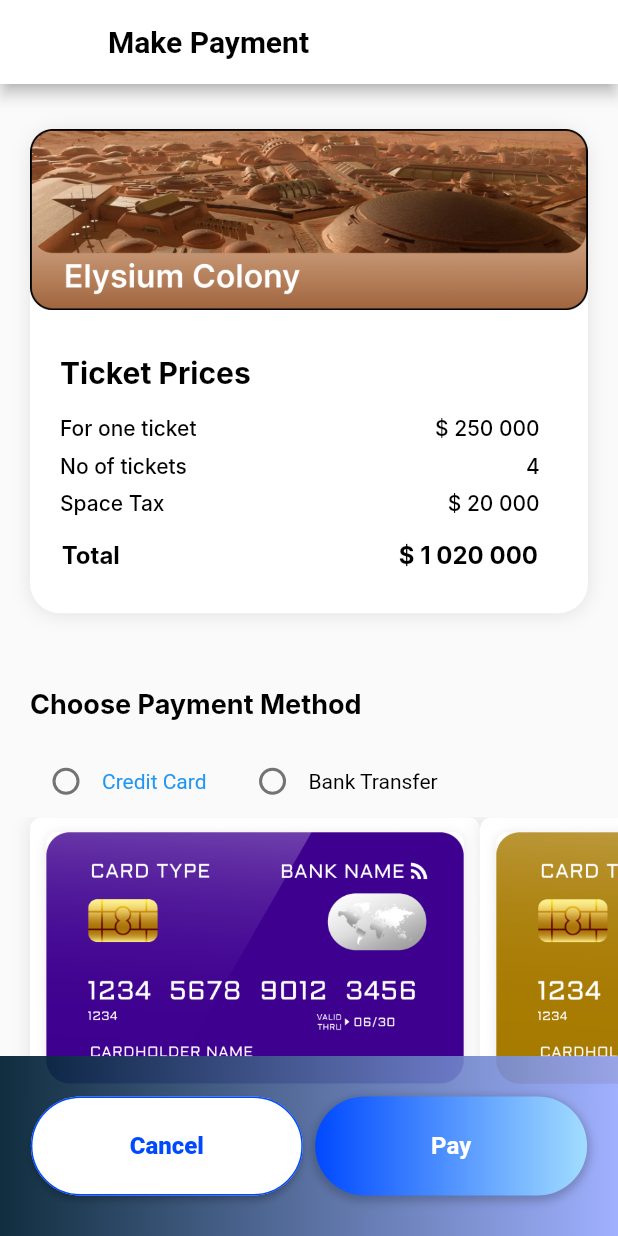
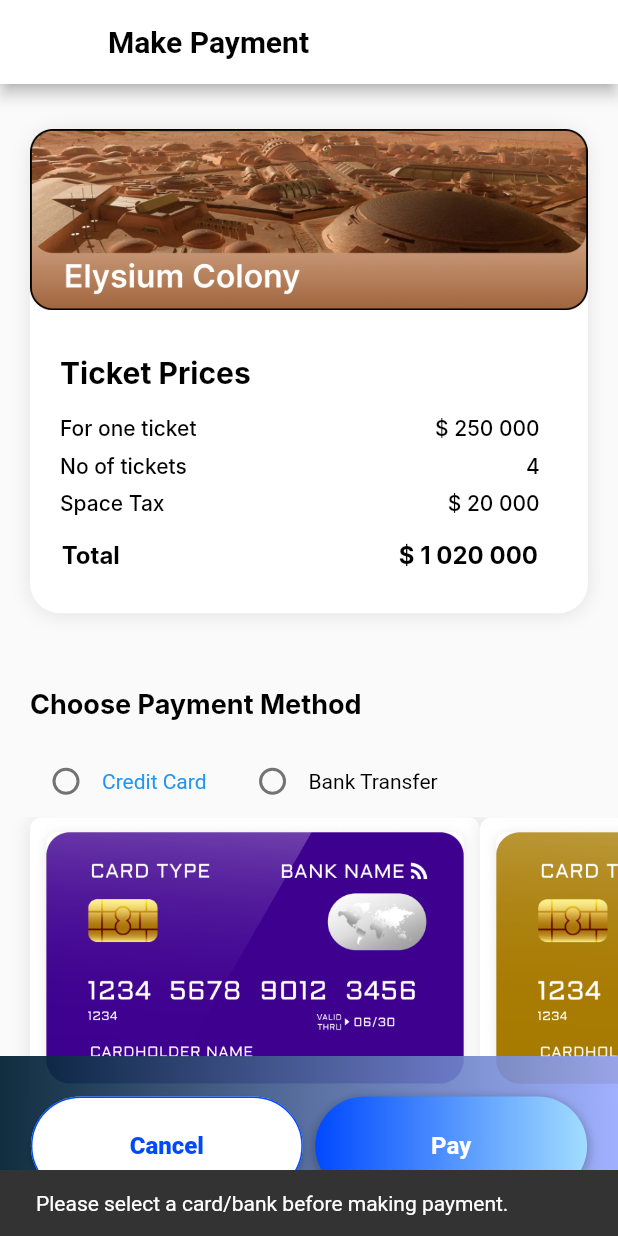
Before and after one commit to akashgamage/TeamNebula_TravelNebula, a Flutter app: the Payment screen opened directly, after a tap on "Pay", on a phone screen of 412 x 824 dp. Run offline on Flutter 3.47's test engine with Material 2 defaults, Android fonts, the phone set to English and light mode, and no system bars; our stand-ins replace device_preview, firebase_core; accounts and stored records are empty; Roboto replaces fonts that are missing (Inter).

Commit message:
add payment verification page

```diff
--- /dev/null
+++ b/lib/pages/bank_card.dart
@@ -0,0 +1,13 @@
+class BankCard {
+  final String imagePath;
+
+  BankCard(this.imagePath);
+
+}
+
+class Bank {
+  final String imagePath;
+
+  Bank(this.imagePath);
+
+}
--- a/lib/pages/payment_page.dart
+++ b/lib/pages/payment_page.dart
@@ -1,6 +1,8 @@
 import 'package:flutter/material.dart';
 import 'package:travel_nebula/pages/bottom_navbar.dart';
+import 'package:travel_nebula/pages/payment_verification.dart';
 
+import 'bank_card.dart';
 
 class Payment extends StatefulWidget {
   const Payment({Key? key}) : super(key: key);
@@ -11,14 +13,15 @@ class Payment extends StatefulWidget {
 
 class _PaymentState extends State<Payment> {
   int selectedPaymentMethod = 1; // 0: None, 1: Credit Card, 2: Bank Transfer
-
+  BankCard? selectedCard;
+  Bank? selectedBank;
   @override
   Widget build(BuildContext context) {
     double displayWidth = MediaQuery.of(context).size.width;
 
     return Scaffold(
       appBar: AppBar(
-        backgroundColor: Color.fromARGB(255, 255, 255, 255),
+        backgroundColor: const Color.fromARGB(255, 255, 255, 255),
         title: const Text(
           'Make Payment',
           style: TextStyle(fontWeight: FontWeight.bold, color: Colors.black),
@@ -33,7 +36,6 @@ class _PaymentState extends State<Payment> {
                     horizontal: 20.0, vertical: 30.0),
                 child: Container(
                   width: displayWidth,
-
                   decoration: ShapeDecoration(
                     color: Colors.white,
                     shape: RoundedRectangleBorder(
@@ -50,8 +52,6 @@ class _PaymentState extends State<Payment> {
                   ),
                   child: Column(
                     children: [
-
-
                       Image.asset(
                         'assets/images/elysiumbooking.png',
                         width: displayWidth,
@@ -237,9 +237,11 @@ class _PaymentState extends State<Payment> {
                                 // Handle radio button selection
                                 setState(() {
                                   selectedPaymentMethod = value ?? 0;
+                                  selectedCard = null; // Reset selected card
+                                  selectedBank = null; // Reset selected bank
                                 });
                               },
-                              activeColor: Color.fromARGB(255, 234, 6, 6),
+                              activeColor: const Color.fromARGB(255, 234, 6, 6),
                             ),
                             Text(
                               'Credit Card',
@@ -261,6 +263,8 @@ class _PaymentState extends State<Payment> {
                                 // Handle radio button selection
                                 setState(() {
                                   selectedPaymentMethod = value ?? 0;
+                                  selectedCard = null; // Reset selected card
+                                  selectedBank = null; // Reset selected bank
                                 });
                               },
                             ),
@@ -336,10 +340,24 @@ class _PaymentState extends State<Payment> {
                   // Book Your Tour Button (Gradient Button)
                   InkWell(
                     onTap: () {
-                      Navigator.push(
-                          context,
-                          MaterialPageRoute(
-                              builder: (context) => const Payment()));
+                       // Handle second button tap here
+                        if (selectedImage.isEmpty) {
+                          // Display an error message if no card is selected
+                          ScaffoldMessenger.of(context).showSnackBar(
+                            const SnackBar(
+                                content: Text(
+                                    'Please select a card/bank before making payment.')),
+                          );
+                        } else {
+                          // Proceed to the Verification screen
+                          Navigator.push(
+                            context,
+                            MaterialPageRoute(
+                                builder: (context) => Verification(
+                                      selectedCard: selectedCard, selectedBank: selectedBank,
+                                    )),
+                          );
+                        }
                     },
                     child: Container(
                       decoration: BoxDecoration(
@@ -408,6 +426,8 @@ class _PaymentState extends State<Payment> {
                 setState(() {
                   selectedImage = "assets/images/card3.png";
                 });
+                 selectedCard =
+                    BankCard("images/card3.png"); // Store selected card
               },
             ),
             _SelectableImage(
@@ -417,6 +437,8 @@ class _PaymentState extends State<Payment> {
                 setState(() {
                   selectedImage = "assets/images/card2.png";
                 });
+                 selectedCard =
+                    BankCard("images/card2.png"); // Store selected card
               },
             ),
             _SelectableImage(
@@ -426,6 +448,8 @@ class _PaymentState extends State<Payment> {
                 setState(() {
                   selectedImage = "assets/images/card1.png";
                 });
+                 selectedCard =
+                    BankCard("images/card1.png"); // Store selected card
               },
             ),
           ],
@@ -453,6 +477,7 @@ class _PaymentState extends State<Payment> {
                 setState(() {
                   selectedImage = "assets/images/Bank2.png";
                 });
+                 selectedBank = Bank("images/Bank2.png");
               },
             ),
             const SizedBox(width: 20),
@@ -463,6 +488,7 @@ class _PaymentState extends State<Payment> {
                 setState(() {
                   selectedImage = "assets/images/Bank3.png";
                 });
+                 selectedBank = Bank("images/Bank3.png");
               },
             ),
           ],
```
Also changed, not shown: lib/pages/payment_verification.dart (+181 -0 lines), pubspec.lock.
